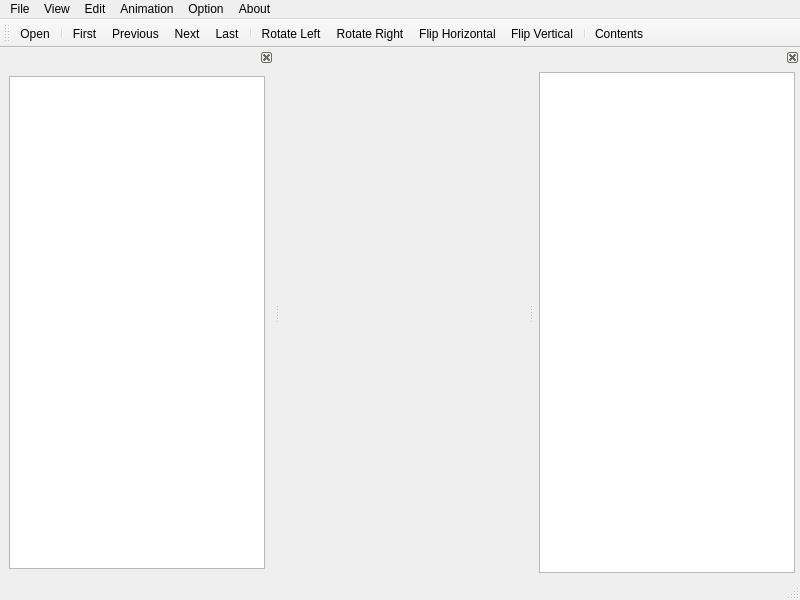
The window that mainwindow.ui (royqh1979/QImageViewer) describes before a commit, drawn with Qt 5.
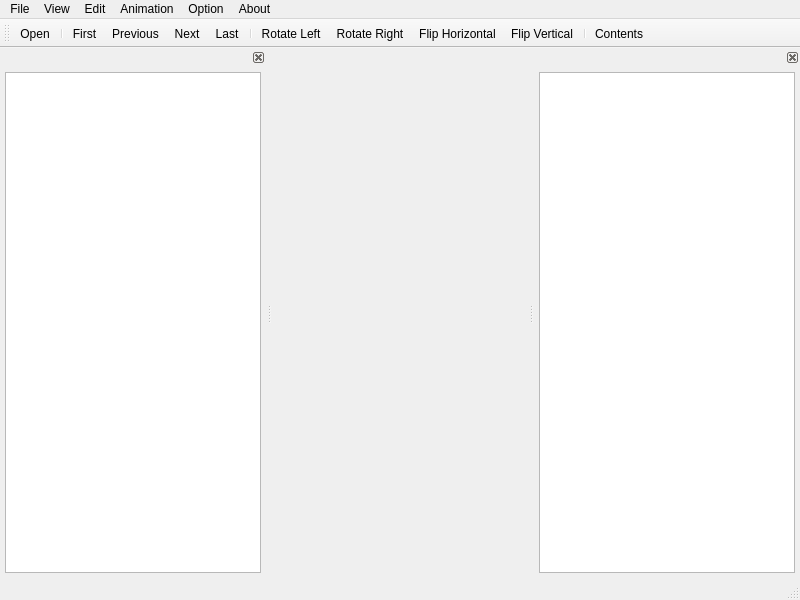
The same window after the commit. Icons and pictures are not drawn. Custom widgets are drawn as their Qt base class.

Diff of the .ui file:
```diff
--- a/mainwindow.ui
+++ b/mainwindow.ui
@@ -143,7 +143,19 @@
     <number>1</number>
    </attribute>
    <widget class="QWidget" name="dockWidgetContents_2">
-    <layout class="QVBoxLayout" name="verticalLayout">
+    <layout class="QHBoxLayout" name="horizontalLayout_2">
+     <property name="leftMargin">
+      <number>5</number>
+     </property>
+     <property name="topMargin">
+      <number>5</number>
+     </property>
+     <property name="rightMargin">
+      <number>5</number>
+     </property>
+     <property name="bottomMargin">
+      <number>5</number>
+     </property>
      <item>
       <widget class="ResizeawareListView" name="dirView">
        <property name="resizeMode">
```
